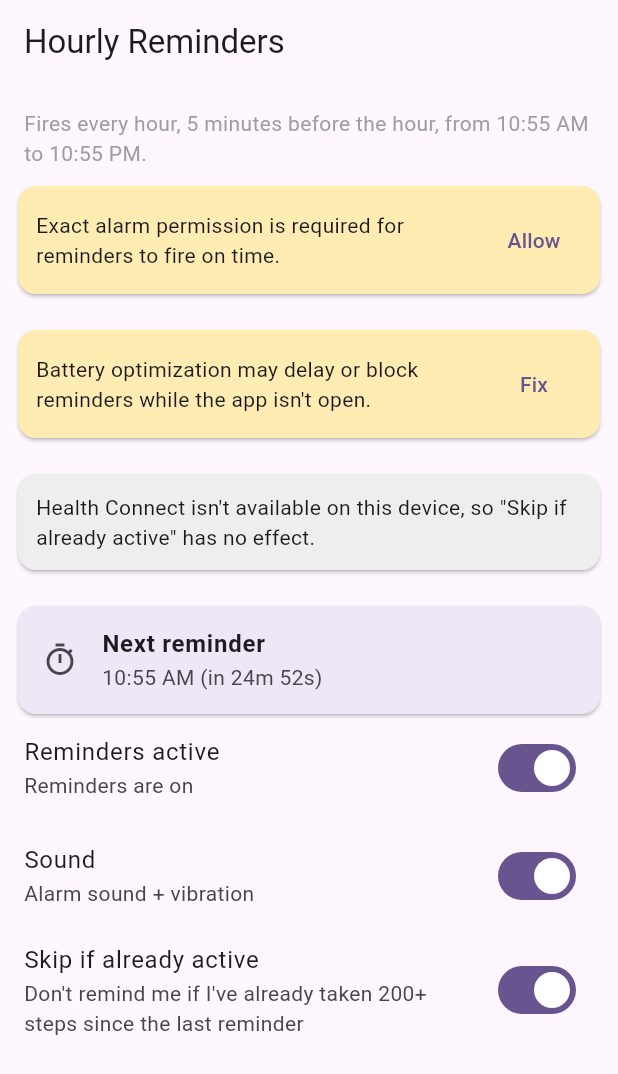
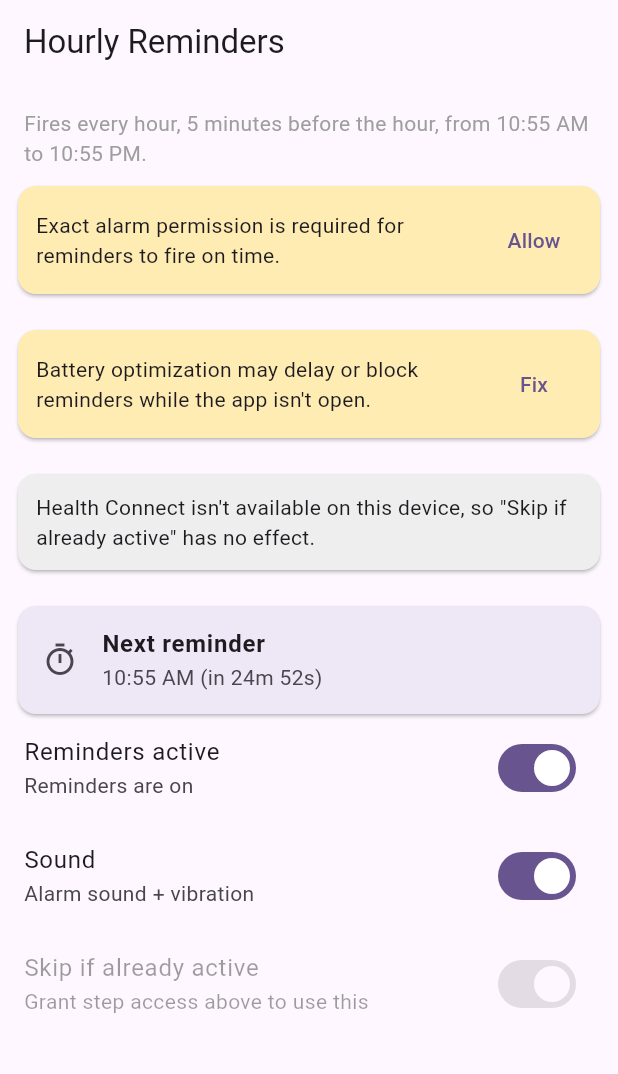
Before and after one commit to acarl005/custom-reminders, a Flutter app: the screen it shows after launch, on a phone screen of 412 x 824 dp. Shown: the top 1074 px of the screen. Run offline on Flutter 3.47's test engine with Material 3 defaults, Android fonts, the phone set to English and light mode, and no system bars.

Commit message:
Disable 'skip if already active' switch until step access is granted
Co-Authored-By: Warp Agent <agent@warp.dev>

```diff
--- a/lib/main.dart
+++ b/lib/main.dart
@@ -165,6 +165,8 @@ class _HomePageState extends State<HomePage> with WidgetsBindingObserver {
     await _channel.invokeMethod('setSkipIfActiveEnabled', {'value': value});
   }
 
+  bool get _canUseSkipIfActive => _healthConnectAvailable && _stepsPermissionGranted;
+
   @override
   Widget build(BuildContext context) {
     return Scaffold(
@@ -249,12 +251,14 @@ class _HomePageState extends State<HomePage> with WidgetsBindingObserver {
                 ),
                 SwitchListTile(
                   title: const Text('Skip if already active'),
-                  subtitle: const Text(
-                    "Don't remind me if I've already taken 200+ steps "
-                    'since the last reminder',
+                  subtitle: Text(
+                    _canUseSkipIfActive
+                        ? "Don't remind me if I've already taken 200+ steps "
+                            'since the last reminder'
+                        : 'Grant step access above to use this',
                   ),
                   value: _skipIfActiveEnabled,
-                  onChanged: _setSkipIfActiveEnabled,
+                  onChanged: _canUseSkipIfActive ? _setSkipIfActiveEnabled : null,
                 ),
               ],
             ),
```
